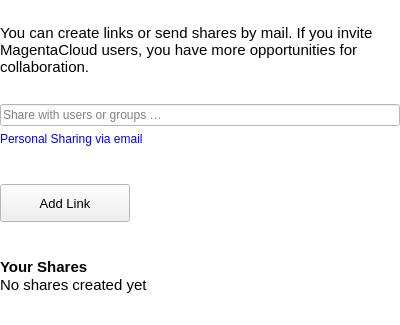
Above: src/gui/shareusergroupwidget.ui from nextmcloud/desktop before the change. Below: the same form after it.
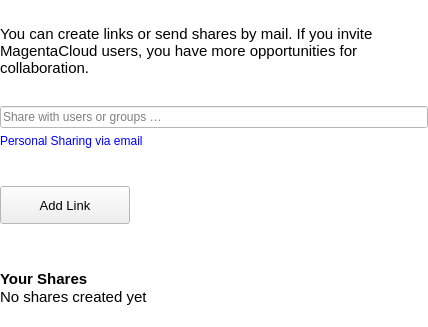
That is the form after the change.

```diff
--- a/src/gui/shareusergroupwidget.ui
+++ b/src/gui/shareusergroupwidget.ui
@@ -6,8 +6,8 @@
    <rect>
     <x>0</x>
     <y>0</y>
-    <width>400</width>
-    <height>325</height>
+    <width>428</width>
+    <height>327</height>
    </rect>
   </property>
   <property name="sizePolicy">
@@ -90,6 +90,9 @@
    <property name="rightMargin">
     <number>0</number>
    </property>
+   <property name="bottomMargin">
+    <number>0</number>
+   </property>
    <item>
     <widget class="QLabel" name="shareInfolabel">
      <property name="font">
@@ -257,6 +260,22 @@
      </item>
     </layout>
    </item>
+   <item>
+    <spacer name="verticalSpacer">
+     <property name="orientation">
+      <enum>Qt::Vertical</enum>
+     </property>
+     <property name="sizeType">
+      <enum>QSizePolicy::Fixed</enum>
+     </property>
+     <property name="sizeHint" stdset="0">
+      <size>
+       <width>16</width>
+       <height>8</height>
+      </size>
+     </property>
+    </spacer>
+   </item>
    <item>
     <layout class="QVBoxLayout" name="verticalLayout">
      <property name="spacing">
```
